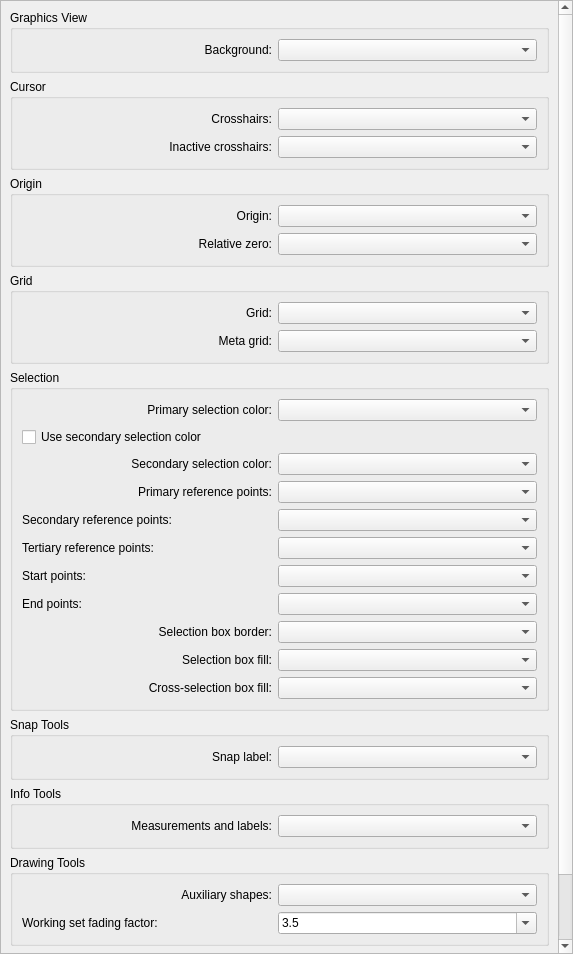
Before: the Qt Designer form scripts/Edit/AppPreferences/GraphicsViewPreferences/ColorPreferences/PreferencesPage.ui in qcad/qcad, drawn with Qt 5.
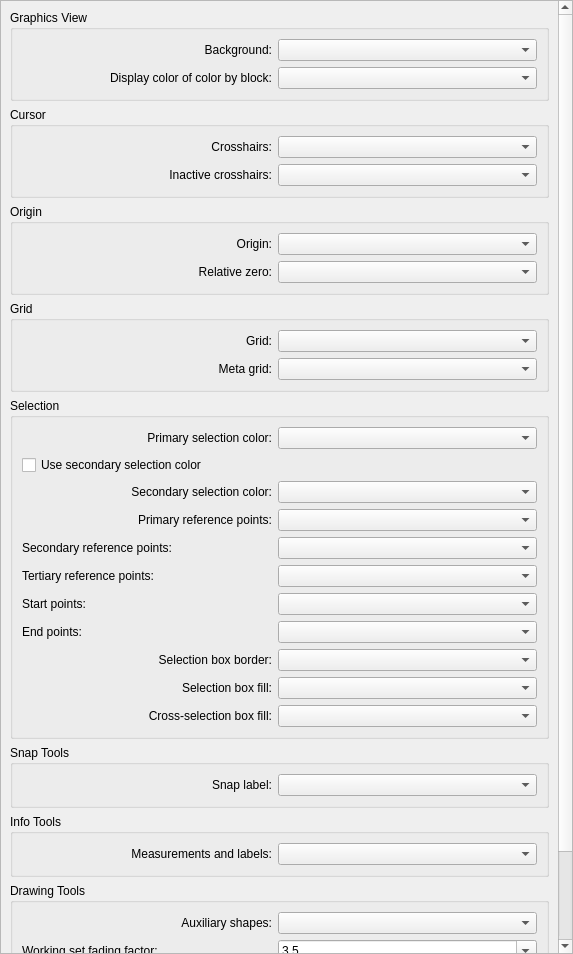
After: the same form once the commit is applied. Custom widgets are drawn as their Qt base class.

Commit message:
add preference of ByBlock color without context
color of entities with color ByBlock when editing a block

```diff
--- a/scripts/Edit/AppPreferences/GraphicsViewPreferences/ColorPreferences/PreferencesPage.ui
+++ b/scripts/Edit/AppPreferences/GraphicsViewPreferences/ColorPreferences/PreferencesPage.ui
@@ -68,6 +68,42 @@
          </property>
         </widget>
        </item>
+       <item row="1" column="0">
+        <widget class="QLabel" name="label">
+         <property name="minimumSize">
+          <size>
+           <width>250</width>
+           <height>0</height>
+          </size>
+         </property>
+         <property name="text">
+          <string>Display color of color by block:</string>
+         </property>
+         <property name="alignment">
+          <set>Qt::AlignRight|Qt::AlignTrailing|Qt::AlignVCenter</set>
+         </property>
+        </widget>
+       </item>
+       <item row="1" column="1">
+        <widget class="RColorCombo" name="ByBlockColor">
+         <property name="currentIndex">
+          <number>-1</number>
+         </property>
+         <property name="onlyFixed" stdset="0">
+          <bool>true</bool>
+         </property>
+         <property name="color" stdset="0">
+          <color>
+           <red>255</red>
+           <green>255</green>
+           <blue>255</blue>
+          </color>
+         </property>
+         <property name="blackWhite" stdset="0">
+          <bool>false</bool>
+         </property>
+        </widget>
+       </item>
       </layout>
      </widget>
     </item>
```
The commit also changes 5 other files.
